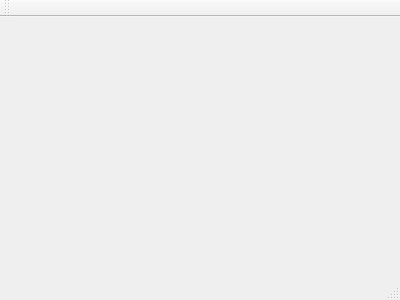
Old version of the form untitled/p2gapplication.ui in the repository Raabeschule/p2gstick-software.
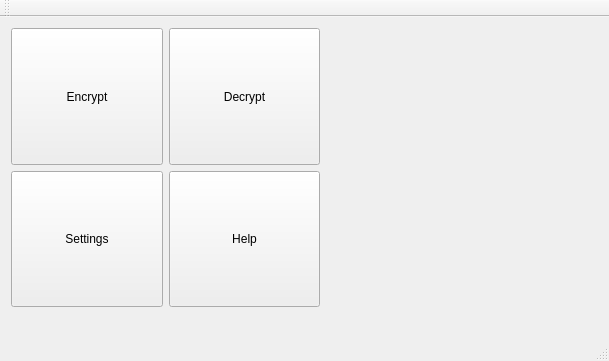
New version of the form.

Patch:
```diff
--- a/untitled/p2gapplication.ui
+++ b/untitled/p2gapplication.ui
@@ -1,24 +1,116 @@
 <ui version="4.0">
  <class>P2GApplication</class>
- <widget class="QMainWindow" name="P2GApplication" >
-  <property name="geometry" >
+ <widget class="QMainWindow" name="P2GApplication">
+  <property name="geometry">
    <rect>
     <x>0</x>
     <y>0</y>
-    <width>400</width>
-    <height>300</height>
+    <width>609</width>
+    <height>361</height>
    </rect>
   </property>
   <property name="windowTitle" >
    <string>P2GApplication</string>
   </property>
-  <widget class="QMenuBar" name="menuBar" />
-  <widget class="QToolBar" name="mainToolBar" />
-  <widget class="QWidget" name="centralWidget" />
-  <widget class="QStatusBar" name="statusBar" />
+  <widget class="QWidget" name="centralWidget">
+   <widget class="QWidget" name="gridWidget" native="true">
+    <property name="geometry">
+     <rect>
+      <x>0</x>
+      <y>0</y>
+      <width>331</width>
+      <height>301</height>
+     </rect>
+    </property>
+    <property name="sizePolicy">
+     <sizepolicy hsizetype="Expanding" vsizetype="Expanding">
+      <horstretch>0</horstretch>
+      <verstretch>0</verstretch>
+     </sizepolicy>
+    </property>
+    <layout class="QGridLayout" name="gridLayout">
+     <property name="sizeConstraint">
+      <enum>QLayout::SetDefaultConstraint</enum>
+     </property>
+     <item row="1" column="0">
+      <widget class="QToolButton" name="toolButton_2">
+       <property name="sizePolicy">
+        <sizepolicy hsizetype="Expanding" vsizetype="Expanding">
+         <horstretch>0</horstretch>
+         <verstretch>0</verstretch>
+        </sizepolicy>
+       </property>
+       <property name="text">
+        <string>Encrypt</string>
+       </property>
+      </widget>
+     </item>
+     <item row="1" column="1">
+      <widget class="QToolButton" name="toolButton_3">
+       <property name="sizePolicy">
+        <sizepolicy hsizetype="Expanding" vsizetype="Expanding">
+         <horstretch>0</horstretch>
+         <verstretch>0</verstretch>
+        </sizepolicy>
+       </property>
+       <property name="text">
+        <string>Decrypt</string>
+       </property>
+      </widget>
+     </item>
+     <item row="2" column="0">
+      <widget class="QToolButton" name="toolButton">
+       <property name="sizePolicy">
+        <sizepolicy hsizetype="Expanding" vsizetype="Expanding">
+         <horstretch>0</horstretch>
+         <verstretch>0</verstretch>
+        </sizepolicy>
+       </property>
+       <property name="text">
+        <string>Settings</string>
+       </property>
+      </widget>
+     </item>
+     <item row="2" column="1">
+      <widget class="QToolButton" name="toolButton_4">
+       <property name="sizePolicy">
+        <sizepolicy hsizetype="Expanding" vsizetype="Expanding">
+         <horstretch>0</horstretch>
+         <verstretch>0</verstretch>
+        </sizepolicy>
+       </property>
+       <property name="styleSheet">
+        <string notr="true"/>
+       </property>
+       <property name="text">
+        <string>Help</string>
+       </property>
+      </widget>
+     </item>
+    </layout>
+   </widget>
+  </widget>
+  <widget class="QMenuBar" name="menuBar">
+   <property name="geometry">
+    <rect>
+     <x>0</x>
+     <y>0</y>
+     <width>609</width>
+     <height>20</height>
+    </rect>
+   </property>
+  </widget>
+  <widget class="QToolBar" name="mainToolBar">
+   <attribute name="toolBarArea">
+    <enum>TopToolBarArea</enum>
+   </attribute>
+   <attribute name="toolBarBreak">
+    <bool>false</bool>
+   </attribute>
+  </widget>
+  <widget class="QStatusBar" name="statusBar"/>
  </widget>
- <layoutDefault spacing="6" margin="11" />
- <pixmapfunction></pixmapfunction>
+ <layoutdefault spacing="6" margin="11"/>
  <resources/>
  <connections/>
 </ui>
```
Left out of the diff: 3 changed lines with no effect on the pictures.
